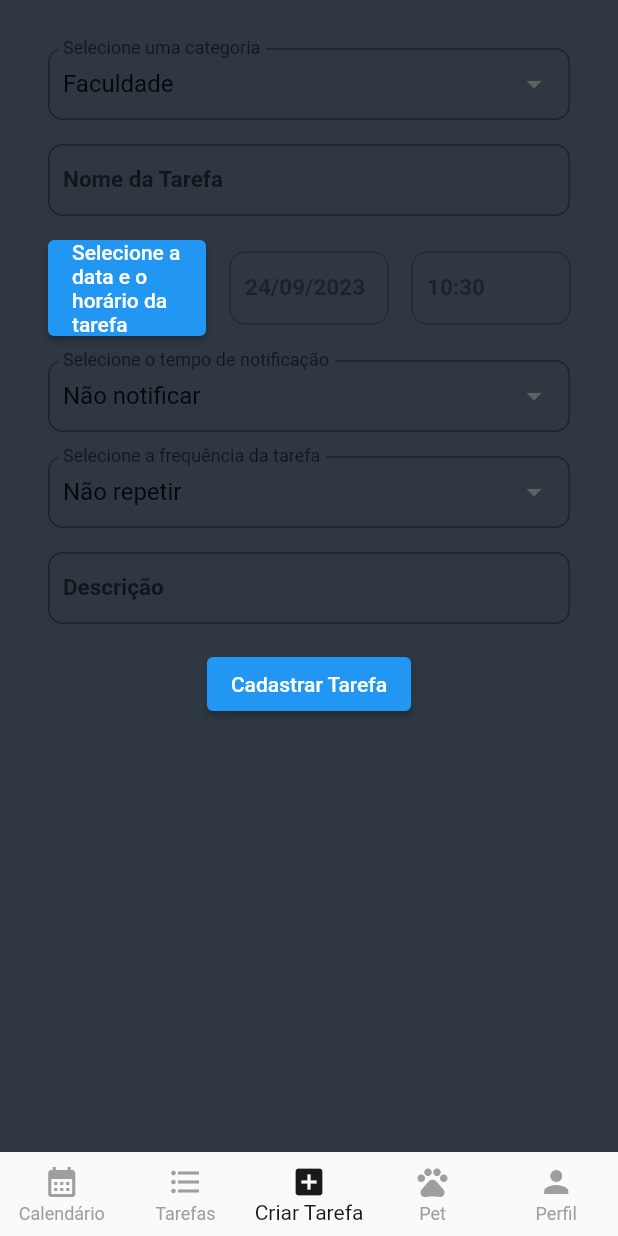
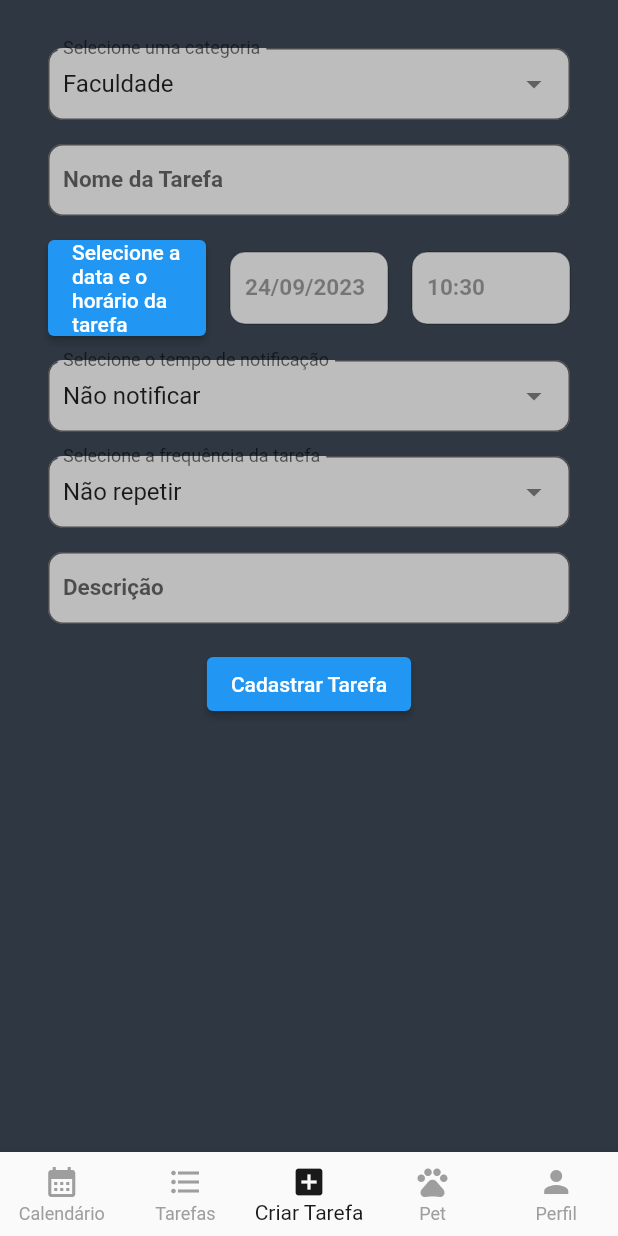
Before and after one commit to SauloMFreitas/LDDM-Projeto, a Flutter app: the screen it shows after launch, item 3 of the bottom bar chosen, on a phone screen of 412 x 824 dp. Run offline on Flutter 3.47's test engine with Material 2 defaults, Android fonts, the phone set to English and light mode, and no system bars; our stand-ins replace percent_indicator, table_calendar.

Commit message:
Update AddTarefa

```diff
--- a/Myplanner/lib/Lista.dart
+++ b/Myplanner/lib/Lista.dart
@@ -107,7 +107,8 @@ class _ListaState extends State<Lista> {
                       onLongPress: () {
                         print("Clique com onLongPress ${indice}");
                       },
-                      title: Text(_listaDeTarefas[indice].nomeTarefa),
+                      title: Text('${_listaDeTarefas[indice].nomeTarefa} - ${DateFormat('HH:mm').format(DateTime.parse(_listaDeTarefas[indice].data))}')
+
                     ),
                   ),
                 ),
--- a/Myplanner/lib/assets/AppStyles.dart
+++ b/Myplanner/lib/assets/AppStyles.dart
@@ -14,6 +14,8 @@ class AppStyles {
         borderRadius: BorderRadius.circular(10.0),
       ),
       contentPadding: EdgeInsets.all(10.0),
+      filled: true,
+      fillColor: Colors.grey[400],
     );
   }
 
```
